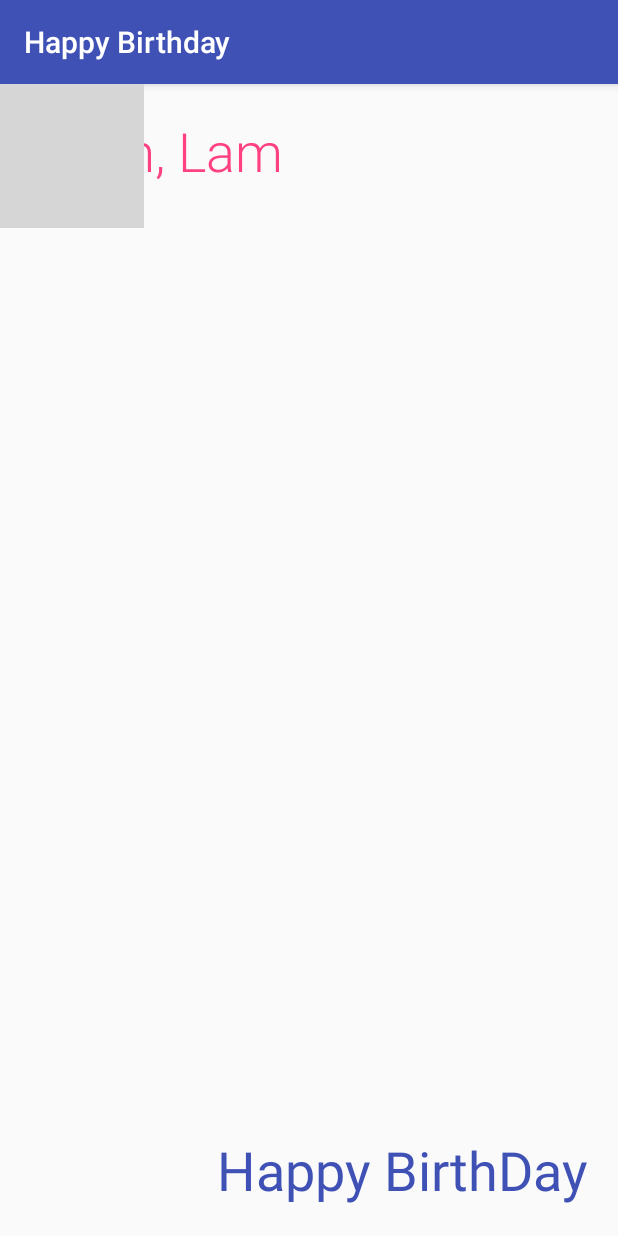
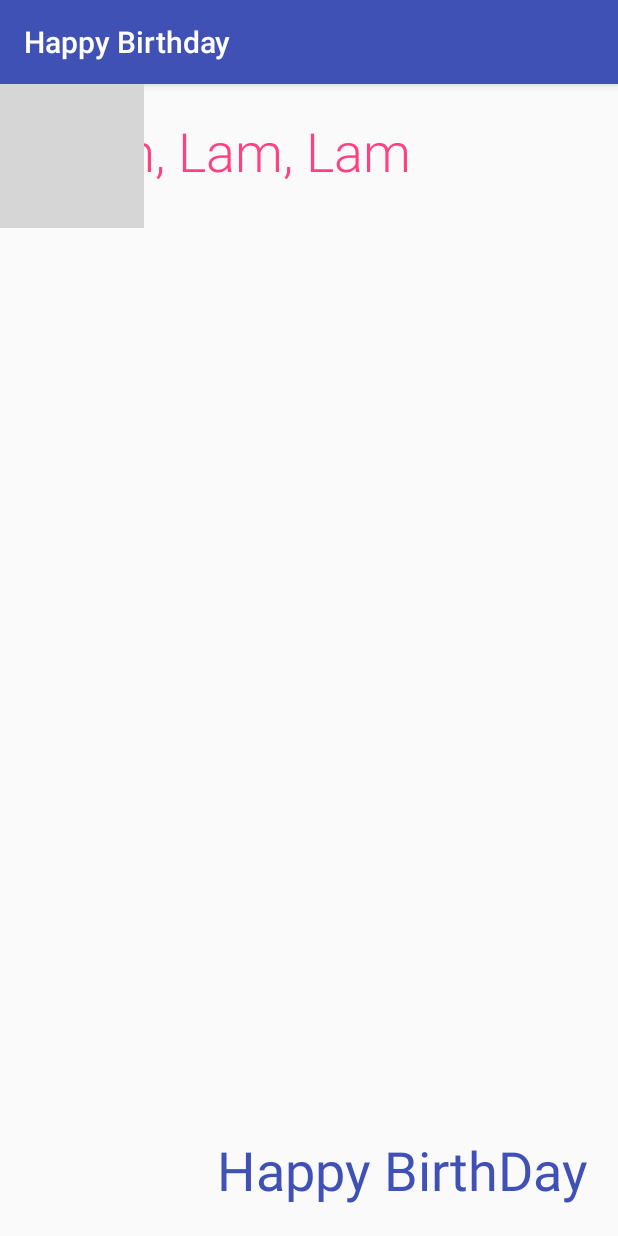
Before and after one commit to syzous/happybirthday, an Android app: the screen it shows after launch (MainActivity), on a phone screen of 412 x 824 dp. Run offline under Robolectric (Android 15) with nearby library versions, the phone set to English and light mode, and no system bars; grey boxes are pictures that could not be loaded.

Commit message:
Update activity_main.xml

```diff
--- a/app/src/main/res/layout/activity_main.xml
+++ b/app/src/main/res/layout/activity_main.xml
@@ -18,7 +18,7 @@
     <TextView
         android:layout_width="wrap_content"
         android:layout_height="wrap_content"
-        android:text="From, Lam"
+        android:text="From, Lam, Lam"
         android:layout_margin="20dp"
         android:textSize="36sp"
         android:textColor="@color/colorAccent"
```
